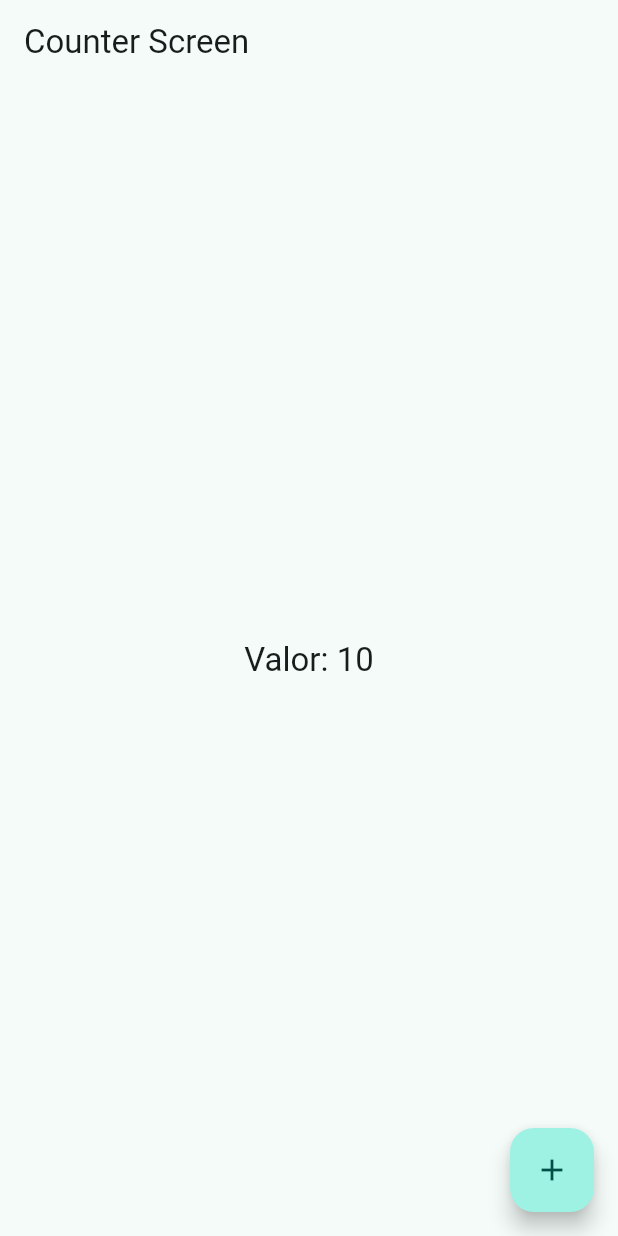
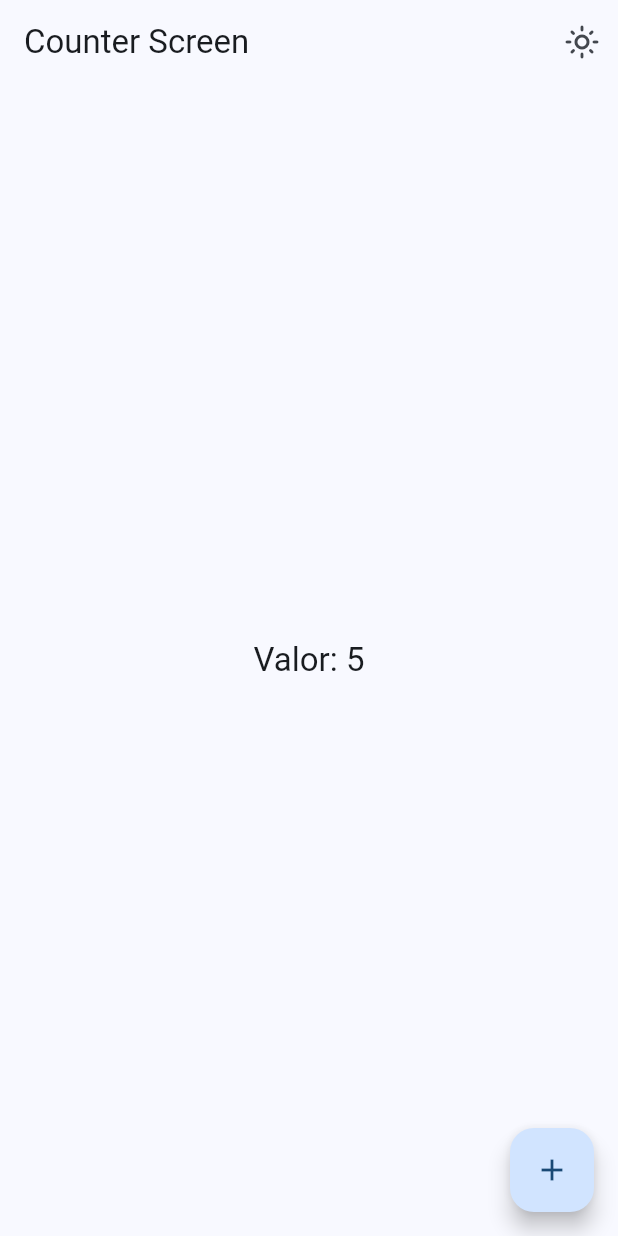
Before and after one commit to nicfuenzalidacontreras/flutter-movil, a Flutter app: the CounterScreen screen opened by its route, on a phone screen of 412 x 824 dp. Run offline on Flutter 3.47's test engine with Material 2 defaults, Android fonts, the phone set to English and light mode, and no system bars; our stand-ins replace animate_do, dio, flutter_riverpod, go_router, video_player.

Commit message:
riverpod menu y temas parte dos

```diff
--- a/05_widgets_app/lib/config/menu/menu_items.dart
+++ b/05_widgets_app/lib/config/menu/menu_items.dart
@@ -59,4 +59,9 @@
       subTitle: 'Counter con riverpod',
       link: '/counter',
       icon: Icons.add_circle),
+  MenuItems(
+      title: 'Cambiar Colores',
+      subTitle: 'Cambiar temas de la aplicación',
+      link: '/theme-changer',
+      icon: Icons.color_lens_outlined),
 ];
--- a/05_widgets_app/lib/config/router/app_router.dart
+++ b/05_widgets_app/lib/config/router/app_router.dart
@@ -54,5 +54,10 @@
       name: CounterScreen.name,
       builder: (context, state) => const CounterScreen(),
     ),
+    GoRoute(
+      path: '/theme-changer',
+      name: ThemeChangerScreen.name,
+      builder: (context, state) => const ThemeChangerScreen(),
+    ),
   ],
 );
--- a/05_widgets_app/lib/config/themes/app_theme.dart
+++ b/05_widgets_app/lib/config/themes/app_theme.dart
@@ -13,14 +13,16 @@
 
 class AppTheme {
   final int selectedColor;
+  final bool isDarkMode;
 
-  AppTheme({this.selectedColor = 0})
+  AppTheme({this.selectedColor = 0, this.isDarkMode = false})
       : assert(selectedColor >= 0, 'Selected color must be greater then 0'),
         assert(selectedColor < colorList.length,
             'Selected color must be less or equal then ${colorList.length - 1}');
 
   ThemeData getTheme() => ThemeData(
       useMaterial3: true,
+      brightness: isDarkMode ? Brightness.dark : Brightness.light,
       colorSchemeSeed: colorList[selectedColor],
       appBarTheme: const AppBarTheme(centerTitle: false));
 }
--- /dev/null
+++ b/05_widgets_app/lib/presentation/providers/counter_provider.dart
@@ -0,0 +1,3 @@
+import 'package:flutter_riverpod/flutter_riverpod.dart';
+
+final counterProvider = StateProvider<int>((ref) => 5);
--- /dev/null
+++ b/05_widgets_app/lib/presentation/providers/theme_provider.dart
@@ -0,0 +1,6 @@
+import 'package:flutter_riverpod/flutter_riverpod.dart';
+import 'package:widgets_app/config/themes/app_theme.dart';
+
+final isDarkModeProvider = StateProvider<bool>((ref) => false);
+final colorListProvider = Provider((ref) => colorList);
+final selectedColorProvider = StateProvider((ref) => 0);
--- a/05_widgets_app/lib/presentation/screens/counter/counter_screen.dart
+++ b/05_widgets_app/lib/presentation/screens/counter/counter_screen.dart
@@ -1,21 +1,43 @@
 import 'package:flutter/material.dart';
+import 'package:flutter_riverpod/flutter_riverpod.dart';
+import 'package:widgets_app/presentation/providers/counter_provider.dart';
+import 'package:widgets_app/presentation/providers/theme_provider.dart';
 
-class CounterScreen extends StatelessWidget {
+class CounterScreen extends ConsumerWidget {
   static const name = 'counter_screen';
 
   const CounterScreen({super.key});
 
   @override
-  Widget build(BuildContext context) {
+  Widget build(BuildContext context, WidgetRef ref) {
+    final int clickCounter = ref.watch(counterProvider);
+    final bool isDarkMode = ref.watch(isDarkModeProvider);
+
     return Scaffold(
-      appBar: AppBar(title: const Text('Counter Screen')),
+      appBar: AppBar(
+        title: const Text('Counter Screen'),
+        actions: [
+          IconButton(
+            icon: Icon(isDarkMode
+                ? Icons.dark_mode_outlined
+                : Icons.light_mode_outlined),
+            onPressed: () {
+              ref.read(isDarkModeProvider.notifier).update((state) => !state);
+            },
+          )
+        ],
+      ),
       body: Center(
           child: Text(
-        'Valor: 10',
+        'Valor: $clickCounter',
         style: Theme.of(context).textTheme.titleLarge,
       )),
-      floatingActionButton:
-          FloatingActionButton(child: const Icon(Icons.add), onPressed: () {}),
+      floatingActionButton: FloatingActionButton(
+          child: const Icon(Icons.add),
+          onPressed: () {
+            ref.read(counterProvider.notifier).state++;
+            //ref.read(counterProvider.notifier).update((state) => state + 1);
+          }),
     );
   }
 }
--- a/05_widgets_app/lib/presentation/screens/screens.dart
+++ b/05_widgets_app/lib/presentation/screens/screens.dart
@@ -8,3 +8,4 @@
 export 'package:widgets_app/presentation/screens/snackbar/snackbar_screen.dart';
 export 'package:widgets_app/presentation/screens/ui_controls/ui_controls_screen.dart';
 export "package:widgets_app/presentation/screens/counter/counter_screen.dart";
+export "package:widgets_app/presentation/screens/theme/theme_changer_screen.dart";
--- a/05_widgets_app/pubspec.yaml
+++ b/05_widgets_app/pubspec.yaml
@@ -10,12 +10,18 @@
   animate_do: ^3.1.2
   flutter:
     sdk: flutter
+  flutter_riverpod: ^2.4.9
   go_router: ^12.1.1
+  riverpod_annotation: ^2.3.3
 
 dev_dependencies:
   flutter_test:
     sdk: flutter
   flutter_lints: ^2.0.0
+  riverpod_generator: ^2.3.9
+  build_runner: ^2.4.6
+  custom_lint: ^0.5.7
+  riverpod_lint: ^2.3.7
 
 flutter:
   uses-material-design: true
```
Also changed, not shown: 05_widgets_app/lib/main.dart (+10 -4 lines), 05_widgets_app/lib/presentation/screens/theme/theme_changer_screen.dart (added, +61 -0 lines), 05_widgets_app/pubspec.lock.
